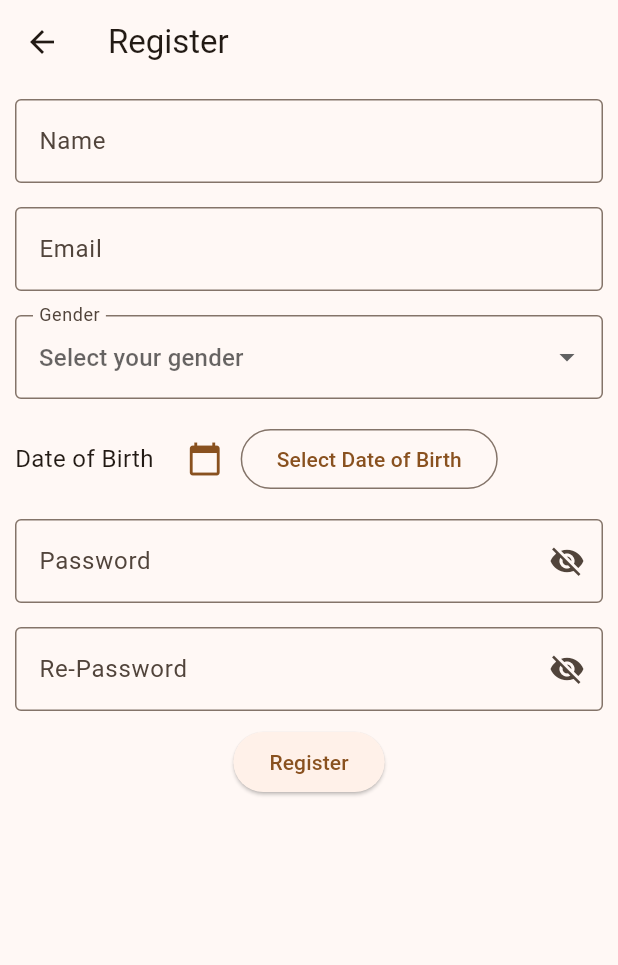
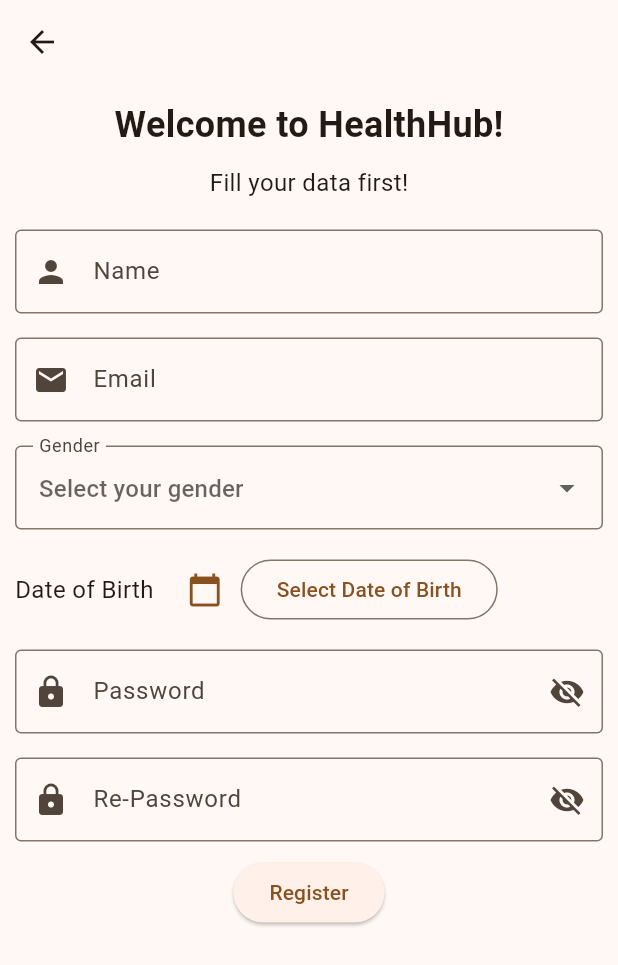
Before and after one commit to eunannana/HealthHub, a Flutter app: the screen it shows after launch, after a tap on "Login", after a tap on "Don't have an account? Register", on a phone screen of 412 x 824 dp. Shown: the top 965 px of the screen. Run offline on Flutter 3.47's test engine with Material 2 defaults, Android fonts, the phone set to English and light mode, and no system bars; our stand-ins replace cloud_firestore, dropdown_search, firebase_auth, firebase_core; accounts and stored records are empty.

Commit message:
update login and register

```diff
--- a/lib/view/login.dart
+++ b/lib/view/login.dart
@@ -24,9 +24,7 @@ class _LoginPageState extends State<LoginPage> {
   @override
   Widget build(BuildContext context) {
     return Scaffold(
-      appBar: AppBar(
-        title: const Text('Login'),
-      ),
+      appBar: AppBar(),
       body: Padding(
         padding: const EdgeInsets.all(16.0),
         child: Form(
@@ -34,11 +32,23 @@ class _LoginPageState extends State<LoginPage> {
           child: Column(
             crossAxisAlignment: CrossAxisAlignment.stretch,
             children: [
+             const Center(
+                    child: Text(
+                      'Welcome Back to HealthHub!',
+                      style: TextStyle(
+                        fontSize: 24,
+                        fontWeight: FontWeight.bold,
+                      ),
+                    ),
+                  ),
+                  const SizedBox(height: 20),
+
               TextFormField(
                 controller: _emailController,
                 decoration: const InputDecoration(
                   labelText: 'Email',
                   border: OutlineInputBorder(),
+                  prefixIcon: Icon(Icons.email),
                 ),
                 validator: (value) {
                   if (value == null || value.isEmpty) {
@@ -53,6 +63,7 @@ class _LoginPageState extends State<LoginPage> {
                 decoration: InputDecoration(
                   labelText: 'Password',
                   border: const OutlineInputBorder(),
+                  prefixIcon: const Icon(Icons.lock),
                   suffixIcon: IconButton(
                     icon: Icon(
                       _isPasswordVisible ? Icons.visibility : Icons.visibility_off,
--- a/lib/view/register.dart
+++ b/lib/view/register.dart
@@ -5,7 +5,7 @@ import 'package:healthhub/model/user_model.dart';
 import 'package:healthhub/view/login.dart';
 
 class RegisterView extends StatefulWidget {
-  RegisterView({Key? key}) : super(key: key);
+  const RegisterView({Key? key}) : super(key: key);
 
   @override
   State<RegisterView> createState() => _RegisterViewState();
@@ -27,9 +27,7 @@ class _RegisterViewState extends State<RegisterView> {
   @override
   Widget build(BuildContext context) {
     return Scaffold(
-      appBar: AppBar(
-        title: const Text('Register'),
-      ),
+      appBar: AppBar(),
       body: SafeArea(
         child: SingleChildScrollView(
           child: Padding(
@@ -38,11 +36,27 @@ class _RegisterViewState extends State<RegisterView> {
               key: formkey,
               child: Column(
                 children: [
+                  const Text(
+                    'Welcome to HealthHub!',
+                    style: TextStyle(
+                      fontSize: 24,
+                      fontWeight: FontWeight.bold,
+                    ),
+                  ),
+                  const SizedBox(height: 10),
+                  const Text(
+                    'Fill your data first!',
+                    style: TextStyle(
+                      fontSize: 16,
+                    ),
+                  ),
+                  const SizedBox(height: 20),
                   TextFormField(
-                    decoration: InputDecoration(
+                    decoration: const InputDecoration(
                       labelText: 'Name',
                       hintText: 'Enter your name',
                       border: OutlineInputBorder(),
+                      prefixIcon: Icon(Icons.person),
                     ),
                     onChanged: (value) {
                       name = value;
@@ -56,10 +70,11 @@ class _RegisterViewState extends State<RegisterView> {
                   ),
                   const SizedBox(height: 16.0),
                   TextFormField(
-                    decoration: InputDecoration(
+                    decoration: const InputDecoration(
                       labelText: 'Email',
                       hintText: 'Enter your email',
                       border: OutlineInputBorder(),
+                      prefixIcon: Icon(Icons.email),
                     ),
                     onChanged: (value) {
                       email = value;
@@ -78,7 +93,7 @@ class _RegisterViewState extends State<RegisterView> {
                   ),
                   const SizedBox(height: 16.0),
                   DropdownButtonFormField<String>(
-                    decoration: InputDecoration(
+                    decoration: const InputDecoration(
                       labelText: 'Gender',
                       hintText: 'Select your gender',
                       border: OutlineInputBorder(),
@@ -103,13 +118,13 @@ class _RegisterViewState extends State<RegisterView> {
                   const SizedBox(height: 16.0),
                   Row(
                     children: [
-                      Text(
+                      const Text(
                         'Date of Birth',
                         style: TextStyle(
                           fontSize: 16,
                         ),
                       ),
-                      SizedBox(width: 10),
+                      const SizedBox(width: 10),
                       IconButton(
                         onPressed: () {
                           selectDate(context);
@@ -137,7 +152,8 @@ class _RegisterViewState extends State<RegisterView> {
                     decoration: InputDecoration(
                       labelText: 'Password',
                       hintText: 'Enter your password',
-                      border: OutlineInputBorder(),
+                      border: const OutlineInputBorder(),
+                      prefixIcon: const Icon(Icons.lock),
                       suffixIcon: IconButton(
                         onPressed: () {
                           setState(() {
@@ -170,7 +186,8 @@ class _RegisterViewState extends State<RegisterView> {
                     decoration: InputDecoration(
                       labelText: 'Re-Password',
                       hintText: 'Re-enter your password',
-                      border: OutlineInputBorder(),
+                      border: const OutlineInputBorder(),
+                      prefixIcon: const Icon(Icons.lock),
                       suffixIcon: IconButton(
                         onPressed: () {
                           setState(() {
```
